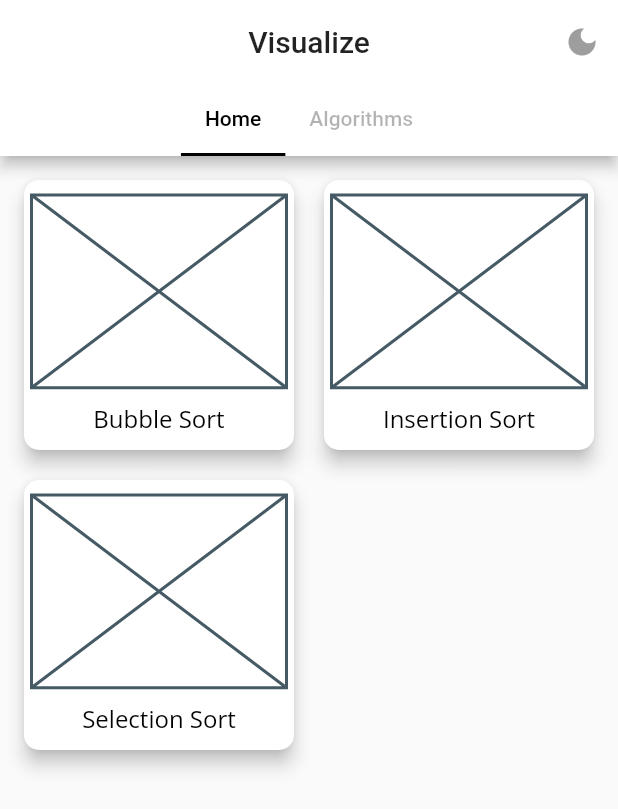
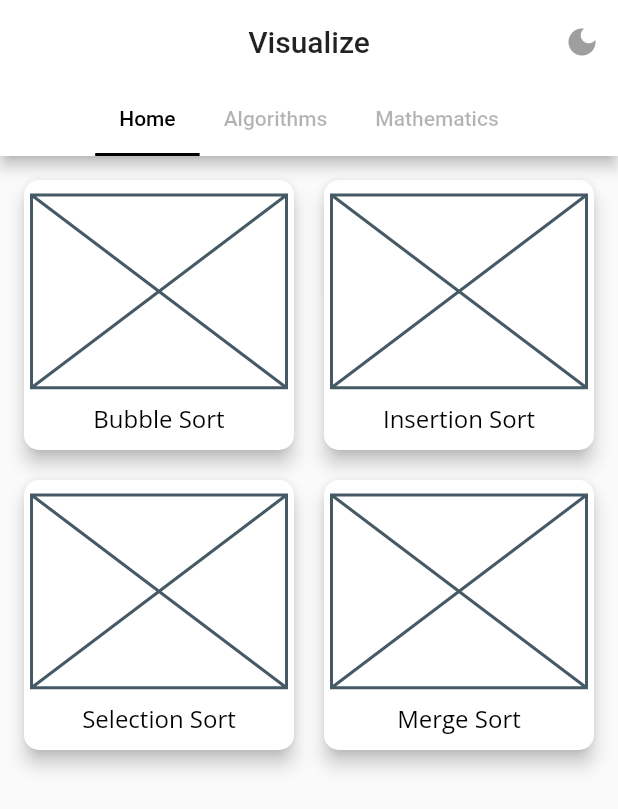
Before and after one commit to MrUnfunny/visualize, a Flutter app: the screen it shows after launch, on a phone screen of 412 x 824 dp. Shown: the top 809 px of the screen. Run offline on Flutter 3.47's test engine with Material 2 defaults, Android fonts, the phone set to English and light mode, and no system bars; our stand-ins replace flutter_riverpod, google_fonts, shared_preferences; project files that could hold a hidden picture were left out.

Commit message:
implemented merge sort and some other changes

```diff
--- a/lib/home.dart
+++ b/lib/home.dart
@@ -2,7 +2,9 @@ import 'package:flutter/material.dart';
 import 'package:flutter_riverpod/flutter_riverpod.dart';
 
 import 'home_page.dart';
+import 'models/algorithm.dart';
 import 'providers/theme_provider.dart';
+import 'utils.dart';
 
 class Home extends StatefulWidget {
   final List<Widget> _categoryTabs = [
@@ -11,6 +13,9 @@ class Home extends StatefulWidget {
     ),
     const Tab(
       text: 'Algorithms',
+    ),
+    const Tab(
+      text: 'Mathematics',
     ),
   ];
   @override
@@ -24,7 +29,7 @@ class _HomeState extends State<Home> with SingleTickerProviderStateMixin {
     super.initState();
     _categoryController = TabController(
       vsync: this,
-      length: 2,
+      length: 3,
     );
   }
 
@@ -65,8 +70,13 @@ class _HomeState extends State<Home> with SingleTickerProviderStateMixin {
         body: TabBarView(
           controller: _categoryController,
           children: <Widget>[
-            HomePage(),
-            HomePage(),
+            HomePage(sortAlgos),
+            HomePage(sortAlgos
+                .where((element) => element.algoType == AlgoType.sorting)
+                .toList()),
+            HomePage(sortAlgos
+                .where((element) => element.algoType == AlgoType.mathematics)
+                .toList()),
           ],
         ),
       );
--- a/lib/home_page.dart
+++ b/lib/home_page.dart
@@ -1,9 +1,12 @@
 import 'package:flutter/material.dart';
+import 'models/algorithm.dart';
 
 import 'models/visual_card.dart';
-import 'utils.dart';
 
 class HomePage extends StatelessWidget {
+  final List<Algorithm> children;
+
+  HomePage(this.children);
   @override
   Widget build(BuildContext context) {
     return LayoutBuilder(
@@ -13,14 +16,16 @@ class HomePage extends StatelessWidget {
             child: Padding(
               padding: const EdgeInsets.all(12.0),
               child: GridView.builder(
-                itemCount: sortAlgos.length,
-                gridDelegate: const SliverGridDelegateWithFixedCrossAxisCount(
-                  crossAxisCount: 2,
+                itemCount: children.length,
+                gridDelegate: SliverGridDelegateWithFixedCrossAxisCount(
+                  crossAxisCount: constraints.maxWidth > 720
+                      ? (constraints.maxWidth / 200).floor()
+                      : 2,
                   crossAxisSpacing: 12.0,
                   mainAxisSpacing: 12.0,
                 ),
                 itemBuilder: (context, index) => VisualCard(
-                  algorithm: sortAlgos[index],
+                  algorithm: children[index],
                 ),
               ),
             ),
@@ -32,27 +37,3 @@ class HomePage extends StatelessWidget {
     );
   }
 }
-
-class HomeHorizontalList extends StatelessWidget {
-  final List<Widget> elements;
-
-  HomeHorizontalList({required this.elements});
-
-  @override
-  Widget build(BuildContext context) {
-    return Container(
-      margin: const EdgeInsets.fromLTRB(10, 10, 0, 10),
-      child: Column(
-        children: <Widget>[
-          Container(
-            height: 250,
-            child: ListView(
-              scrollDirection: Axis.horizontal,
-              children: elements,
-            ),
-          ),
-        ],
-      ),
-    );
-  }
-}
--- a/lib/models/algorithm.dart
+++ b/lib/models/algorithm.dart
@@ -3,10 +3,17 @@ import 'package:flutter/widgets.dart';
 import 'item.dart';
 import 'step.dart';
 
+enum AlgoType {
+  sorting,
+  mathematics,
+  physics,
+}
+
 @immutable
 class Algorithm {
   final int id;
   final String name;
+  final AlgoType algoType;
   final String image;
   final String url;
   final List<Step> Function(List<Item>) function;
@@ -16,6 +23,7 @@ class Algorithm {
     required this.name,
     required this.image,
     required this.url,
+    required this.algoType,
     required this.function,
   });
 }
--- a/lib/models/visual_card.dart
+++ b/lib/models/visual_card.dart
@@ -1,7 +1,9 @@
 import 'package:flutter/cupertino.dart';
 import 'package:flutter/material.dart';
+import 'package:flutter_riverpod/flutter_riverpod.dart';
 import 'package:url_launcher/url_launcher.dart';
 
+import '../providers/sort_provider.dart';
 import '../screens/algo-screen/sort_screen.dart';
 import 'algorithm.dart';
 
@@ -16,7 +18,6 @@ class VisualCard extends StatefulWidget {
 }
 
 class _VisualCardState extends State<VisualCard> {
-  late int fav;
   late Offset _tapPosition;
 
   @override
@@ -45,7 +46,7 @@ class _VisualCardState extends State<VisualCard> {
                         }
                       },
                       child: Text(
-                        '   Go to Wiki',
+                        '   Get more information',
                         style: TextStyle(
                           color: Theme.of(context).accentColor,
                         ),
@@ -59,6 +60,7 @@ class _VisualCardState extends State<VisualCard> {
           );
         },
         onTap: () {
+          context.read(sortProvider.notifier).setSortFunction(widget.algorithm);
           Navigator.push<Widget>(
             context,
             MaterialPageRoute(
--- a/lib/providers/sort_provider.dart
+++ b/lib/providers/sort_provider.dart
@@ -48,7 +48,6 @@ class ItemIteratorState extends StateNotifier<ItemIterator> {
   }
 
   void nextStep() {
-    print('next');
     if (state.steps.length == 1) {
       getSteps();
     }
--- a/lib/utils.dart
+++ b/lib/utils.dart
@@ -5,6 +5,7 @@ import 'models/item.dart';
 import 'models/step.dart';
 import 'sort-algos/bubble.dart';
 import 'sort-algos/insertion.dart';
+import 'sort-algos/merge.dart';
 import 'sort-algos/selection.dart';
 
 const matchActiveColor = Color(0xFF8CDAD8);
@@ -15,6 +16,7 @@ final List<Algorithm> sortAlgos = [
   Algorithm(
     id: 0,
     name: 'Bubble Sort',
+    algoType: AlgoType.sorting,
     image: 'image',
     url: 'https://en.wikipedia.org/wiki/Bubble_sort',
     function: bubbleSort,
@@ -22,6 +24,7 @@ final List<Algorithm> sortAlgos = [
   Algorithm(
     id: 0,
     name: 'Insertion Sort',
+    algoType: AlgoType.sorting,
     image: 'image',
     url: 'https://en.wikipedia.org/wiki/Insertion_sort',
     function: insertionSort,
@@ -29,9 +32,18 @@ final List<Algorithm> sortAlgos = [
   Algorithm(
     id: 0,
     name: 'Selection Sort',
+    algoType: AlgoType.sorting,
     image: 'image',
     url: 'https://en.wikipedia.org/wiki/Selection_sort',
     function: selectionSort,
+  ),
+  Algorithm(
+    id: 0,
+    name: 'Merge Sort',
+    algoType: AlgoType.sorting,
+    image: 'image',
+    url: 'https://en.wikipedia.org/wiki/Selection_sort',
+    function: mergeSort,
   ),
 ];
 
```
Also changed, not shown: lib/sort-algos/insertion.dart (+2 -9 lines), lib/sort-algos/merge.dart (added, +96 -0 lines).
